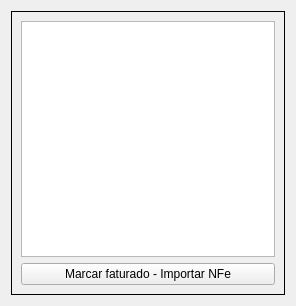
Old version of the form ui/widgetcomprafaturar.ui in the repository lellisls/ERP-STACCATO.
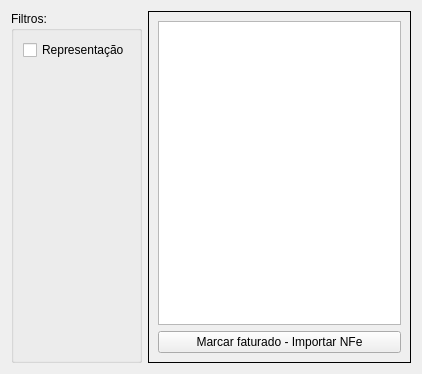
New version of the form. Custom widgets are drawn as their Qt base class.

Diff of the .ui file:
```diff
--- a/ui/widgetcomprafaturar.ui
+++ b/ui/widgetcomprafaturar.ui
@@ -6,8 +6,8 @@
    <rect>
     <x>0</x>
     <y>0</y>
-    <width>296</width>
-    <height>306</height>
+    <width>422</width>
+    <height>374</height>
    </rect>
   </property>
   <property name="windowTitle">
@@ -15,6 +15,38 @@
   </property>
   <layout class="QGridLayout" name="gridLayout">
    <item row="0" column="0">
+    <widget class="QGroupBox" name="groupBox_6">
+     <property name="enabled">
+      <bool>true</bool>
+     </property>
+     <property name="title">
+      <string>Filtros:</string>
+     </property>
+     <layout class="QGridLayout" name="gridLayout_35">
+      <item row="1" column="1">
+       <spacer name="verticalSpacer_6">
+        <property name="orientation">
+         <enum>Qt::Vertical</enum>
+        </property>
+        <property name="sizeHint" stdset="0">
+         <size>
+          <width>20</width>
+          <height>290</height>
+         </size>
+        </property>
+       </spacer>
+      </item>
+      <item row="0" column="1">
+       <widget class="QCheckBox" name="checkBoxRepresentacao">
+        <property name="text">
+         <string>Representação</string>
+        </property>
+       </widget>
+      </item>
+     </layout>
+    </widget>
+   </item>
+   <item row="0" column="1">
     <widget class="QFrame" name="frame_4">
      <property name="frameShape">
       <enum>QFrame::Box</enum>
```
